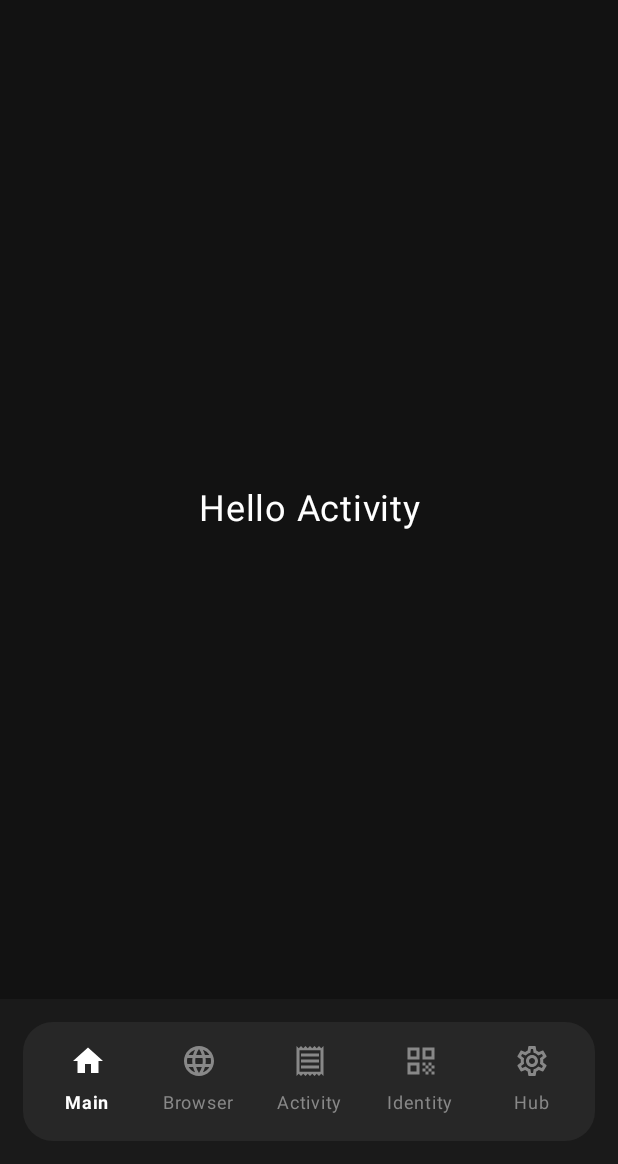
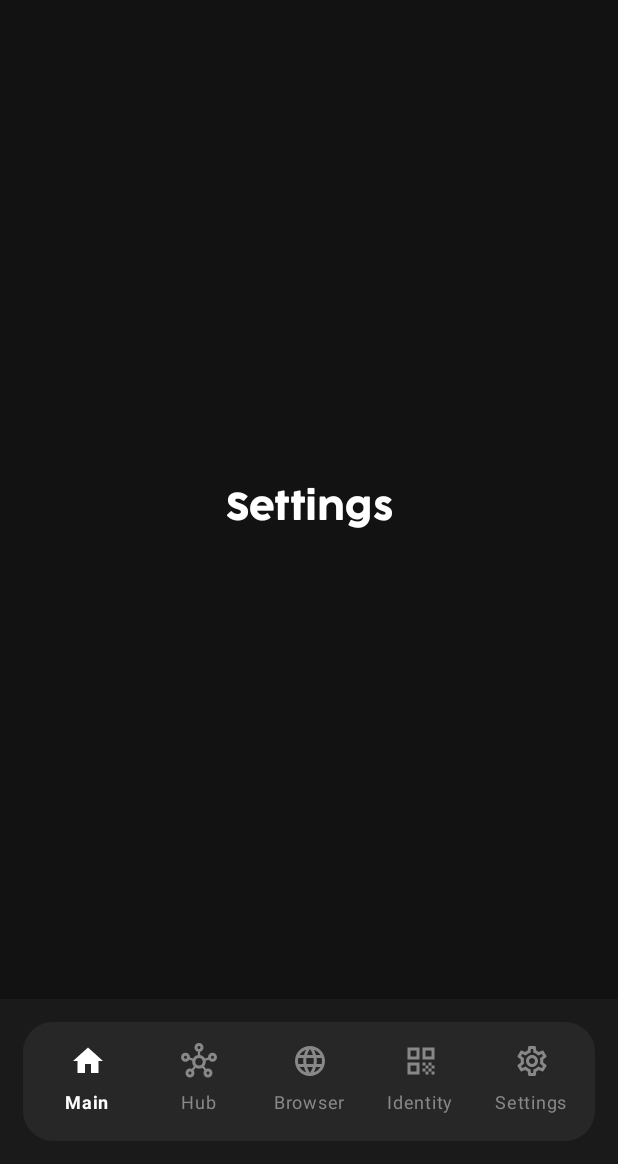
Before and after one commit to tyrannojung/anam-android, an Android app built with Jetpack Compose: the SettingsScreen screen opened through its navigation route, on a phone screen of 412 x 824 dp, the part 72-1236 px from its top. Run offline under Robolectric (Android 15) with nearby library versions, the phone set to English and light mode, and no system bars.

Commit message:
fix: reorganize navigation bar and remove Activity tab

```diff
--- a/app/src/main/java/com/anam/wallet/MainActivity.kt
+++ b/app/src/main/java/com/anam/wallet/MainActivity.kt
@@ -20,10 +20,10 @@ import androidx.navigation.compose.composable
 import androidx.navigation.compose.rememberNavController
 import com.anam.wallet.ui.components.BottomNavBar
 import com.anam.wallet.ui.components.Header
-import com.anam.wallet.ui.screens.activity.ActivityScreen
 import com.anam.wallet.ui.screens.hub.SimpleHubScreen
 import com.anam.wallet.ui.screens.browser.BrowserScreen
 import com.anam.wallet.ui.screens.main.MainScreen
+import com.anam.wallet.ui.screens.settings.SettingsScreen
 import com.anam.wallet.ui.theme.AnamwalletTheme
 
 // Create a CompositionLocal for NavController
@@ -90,8 +90,8 @@ fun WalletApp() {
                 composable("Browser") {
                     BrowserScreen()
                 }
-                composable("Activity") {
-                    ActivityScreen()
+                composable("Settings") {
+                    SettingsScreen()
                 }
             }
         }
--- a/app/src/main/java/com/anam/wallet/ui/components/BottomNavBar.kt
+++ b/app/src/main/java/com/anam/wallet/ui/components/BottomNavBar.kt
@@ -47,16 +47,16 @@ fun BottomNavBar(
             labelResId = R.string.nav_main
         ),
         NavigationItem(
+            route = "Hub",
+            icon = Icons.Outlined.Hub,
+            selectedIcon = Icons.Filled.Hub,
+            labelResId = R.string.nav_hub
+        ),
+        NavigationItem(
             route = "Browser",
             icon = Icons.Outlined.Language,
             selectedIcon = Icons.Filled.Language,
             labelResId = R.string.nav_browser
-        ),
-        NavigationItem(
-            route = "Activity",
-            icon = Icons.Outlined.Receipt,
-            selectedIcon = Icons.Filled.Receipt,
-            labelResId = R.string.nav_activity
         ),
         NavigationItem(
             route = "Identity",
@@ -65,10 +65,10 @@ fun BottomNavBar(
             labelResId = R.string.nav_did
         ),
         NavigationItem(
-            route = "Hub",
+            route = "Settings",
             icon = Icons.Outlined.Settings,
             selectedIcon = Icons.Filled.Settings,
-            labelResId = R.string.nav_hub
+            labelResId = R.string.nav_settings
         )
     )
 
--- a/app/src/main/java/com/anam/wallet/ui/screens/activity/ActivityScreen.kt
+++ b/app/src/main/java/com/anam/wallet/ui/screens/settings/SettingsScreen.kt
@@ -1,26 +1,22 @@
-package com.anam.wallet.ui.screens.activity
+package com.anam.wallet.ui.screens.settings
 
 import androidx.compose.foundation.layout.Box
 import androidx.compose.foundation.layout.fillMaxSize
+import androidx.compose.material3.MaterialTheme
 import androidx.compose.material3.Text
 import androidx.compose.runtime.Composable
 import androidx.compose.ui.Alignment
 import androidx.compose.ui.Modifier
-import androidx.compose.ui.res.stringResource
-import androidx.compose.ui.text.style.TextAlign
-import androidx.compose.ui.unit.sp
-import com.anam.wallet.R
 
 @Composable
-fun ActivityScreen() {
+fun SettingsScreen() {
     Box(
         modifier = Modifier.fillMaxSize(),
         contentAlignment = Alignment.Center
     ) {
         Text(
-            text = stringResource(R.string.activity_screen_title),
-            fontSize = 24.sp,
-            textAlign = TextAlign.Center
+            text = "Settings",
+            style = MaterialTheme.typography.headlineMedium
         )
     }
 }
--- a/app/src/main/res/values/strings.xml
+++ b/app/src/main/res/values/strings.xml
@@ -10,10 +10,10 @@
     <string name="nav_did">Identity</string>
     <string name="nav_hub">Hub</string>
     <string name="nav_browser">Browser</string>
-    <string name="nav_activity">Activity</string>
+    <string name="nav_settings">Settings</string>
 
     <!-- Screen Titles -->
     <string name="city_screen_title">DID 신분증</string>
     <string name="browser_screen_title">Hello Browser</string>
-    <string name="activity_screen_title">Hello Activity</string>
+    <string name="settings_screen_title">Settings</string>
 </resources>
```
